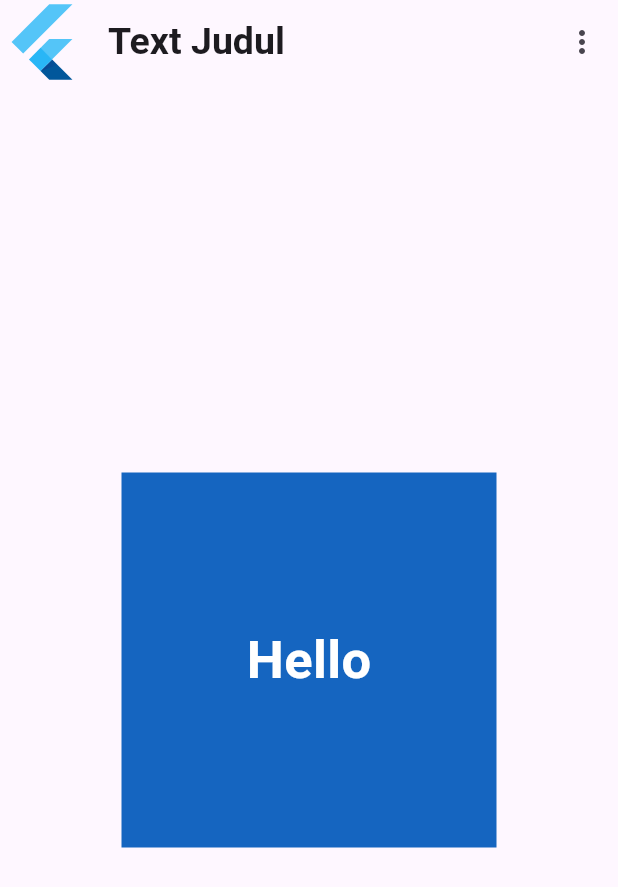
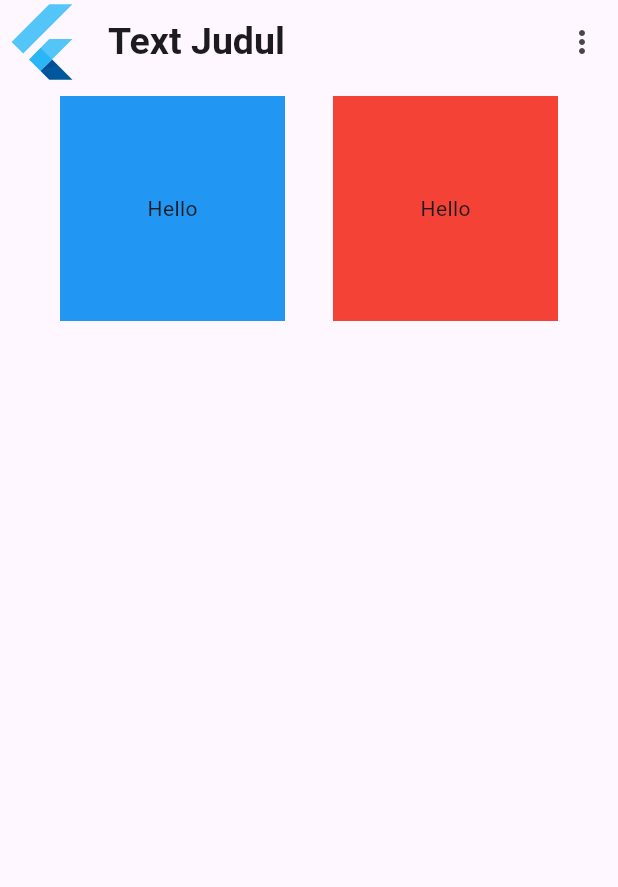
Before and after one commit to SaefudinAlBanna/Latihan-Soal-Basic, a Flutter app: the screen it shows after launch, on a phone screen of 412 x 824 dp. Shown: the top 887 px of the screen. Run offline on Flutter 3.47's test engine with Material 3 defaults, Android fonts, the phone set to English and light mode, and no system bars.

Commit message:
menambahkan soal6

```diff
--- /dev/null
+++ b/lib/latihan/soal6.dart
@@ -0,0 +1,59 @@
+import 'package:flutter/material.dart';
+
+class Saoal6 extends StatelessWidget {
+  const Saoal6({
+    super.key,
+  });
+
+  @override
+  Widget build(BuildContext context) {
+    return Scaffold(
+      appBar: AppBar(
+        title: Text(
+          "Text Judul",
+          style: TextStyle(fontSize: 25, fontWeight: FontWeight.bold),
+        ),
+        leading: FlutterLogo(),
+        actions: [
+          IconButton(
+            onPressed: () {},
+            icon: Icon(Icons.more_vert_outlined),
+          ),
+        ],
+      ),
+      body:
+      Padding(
+        padding: const EdgeInsets.all(8.0),
+        child: Row(
+          mainAxisAlignment: MainAxisAlignment.spaceEvenly,
+          crossAxisAlignment: CrossAxisAlignment.start,
+          children: [
+            KotakWarna(text: "Hello", warna: Colors.blue),
+            KotakWarna(text: "Hello", warna: Colors.red),
+          ],
+        ),
+      ),
+    );
+  }
+}
+
+class KotakWarna extends StatelessWidget {
+  const KotakWarna({
+    super.key,
+    required this.text,
+    required this.warna,
+  });
+
+  final String text;
+  final Color warna;
+
+  @override
+  Widget build(BuildContext context) {
+    return Container(
+      height: 150,
+      width: 150,
+      color: warna,
+      child: Center(child: Text(text)),
+    );
+  }
+}
--- a/lib/main.dart
+++ b/lib/main.dart
@@ -3,7 +3,8 @@ import 'package:flutter/material.dart';
 // import './latihan/soal2.dart';
 // import './latihan/soal3.dart';
 // import './latihan/soal4.dart';
-import './latihan/soal5.dart';
+// import './latihan/soal5.dart';
+import './latihan/soal6.dart';
 
 void main() {
   runApp(MyApp());
@@ -16,7 +17,7 @@ class MyApp extends StatelessWidget {
   Widget build(BuildContext context) {
     return MaterialApp(
       debugShowCheckedModeBanner: false,
-      home: Soal5(),
+      home: Saoal6(),
     );
   }
 }
```
